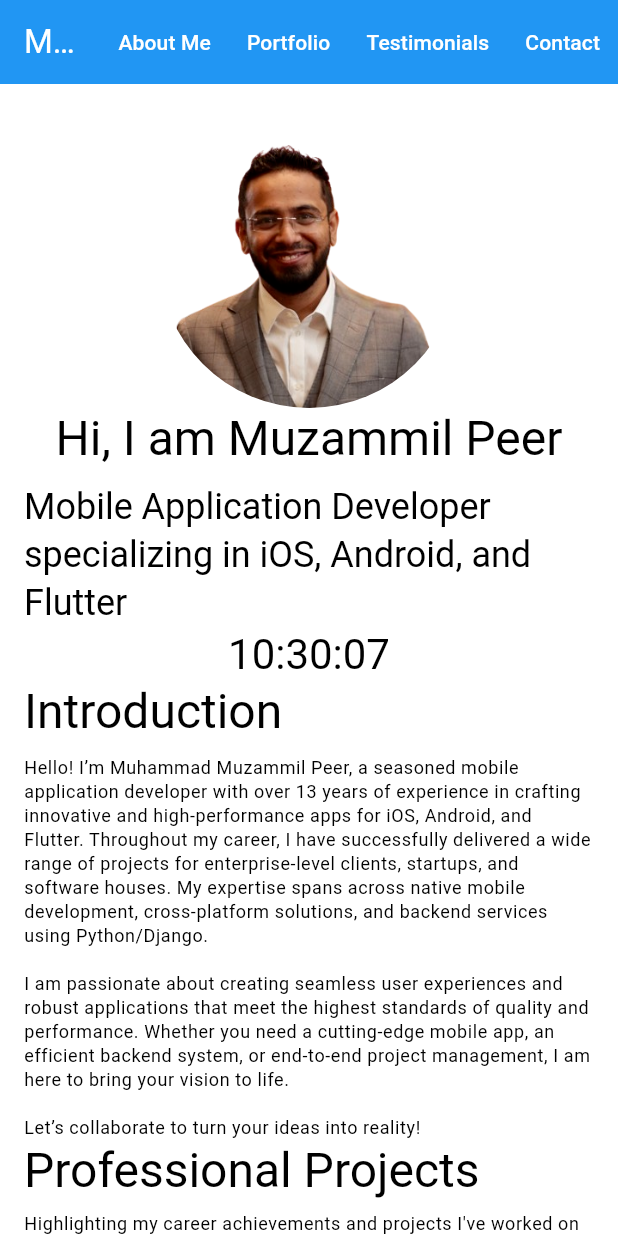
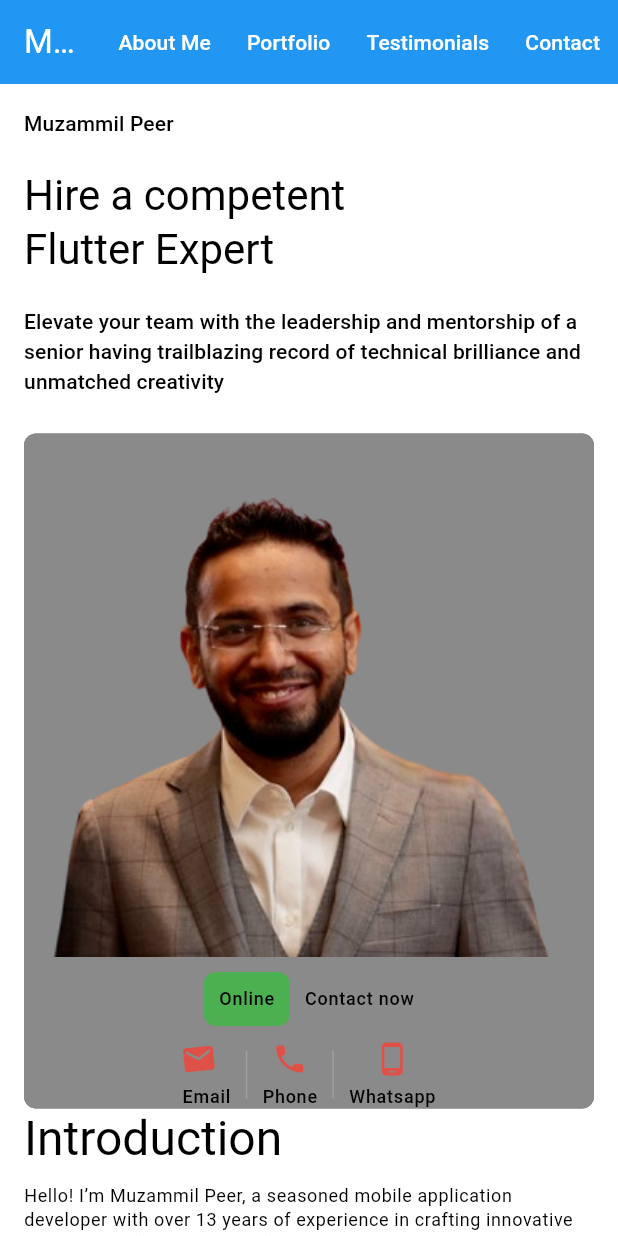
Before and after one commit to muzammilpeer/muzammilpeer_uk, a Flutter app: the screen it shows after launch, on a phone screen of 412 x 824 dp. Run offline on Flutter 3.47's test engine with Material 3 defaults, Android fonts, the phone set to English and light mode, and no system bars; our stand-ins replace carousel_slider; missing offline and left inert: webviewx_plus.

Commit message:
latest code push

```diff
--- a/muzammilpeer/lib/portfolio_page.dart
+++ b/muzammilpeer/lib/portfolio_page.dart
@@ -1,11 +1,14 @@
 import 'package:flutter/cupertino.dart';
 import 'package:flutter/material.dart';
+import 'package:flutter/rendering.dart';
 import 'package:flutter/widgets.dart';
-import 'package:muzammilpeer/project_gallery_page.dart';
-import 'package:muzammilpeer/widgets/current_time_widget.dart';
 import 'package:muzammilpeer/widgets/process_section_widget.dart';
 import 'package:muzammilpeer/widgets/projects_section_widget.dart';
+import 'package:muzammilpeer/widgets/ring_animation_widget.dart';
 import 'package:muzammilpeer/widgets/services_section_widget.dart';
+import 'package:muzammilpeer/widgets/text_switcher.dart';
+import 'package:muzammilpeer/widgets/web_page_stats_widget.dart';
+import 'package:url_launcher/url_launcher.dart';
 
 class PortfolioPage extends StatelessWidget {
   final ScrollController _scrollController = ScrollController();
@@ -68,6 +71,7 @@ class PortfolioPage extends StatelessWidget {
               // _buildTestimonialsSection(),
               // _buildContactSection(),
               // _buildFooter(),
+              WebPageStatsWidget(),
             ],
           ),
         ),
@@ -108,43 +112,172 @@ class PortfolioPage extends StatelessWidget {
       context,
       [
         Container(
-          width: 200,
-          decoration: BoxDecoration(
-            shape: BoxShape.circle,
-            boxShadow: [
-              BoxShadow(
-                color: Colors.white54,
-                blurRadius: 50.0,
-                spreadRadius: 10.0,
-              )
+          // width: 300,
+          child: Column(
+            crossAxisAlignment: CrossAxisAlignment.start,
+            children: [
+              Text('Muzammil Peer', style: _textTheme.labelLarge),
+              SizedBox(
+                width: 20,
+                height: 20,
+              ),
+              Text('Hire a competent',
+                  softWrap: true, style: _textTheme.headlineMedium),
+              TextSwitcher(),
+              SizedBox(
+                width: 20,
+                height: 20,
+              ),
+              Text(
+                  'Elevate your team with the leadership and mentorship of a senior having trailblazing record of technical brilliance and unmatched creativity',
+                  softWrap: true,
+                  style: _textTheme.labelLarge),
             ],
-          ),
-          child: CircleAvatar(
-            backgroundColor: Colors.white,
-            backgroundImage:
-                AssetImage("assets/images/muzammilpeer_portfolio.png"),
-            radius: 100,
           ),
         ),
         SizedBox(
           width: 25,
+          height: 25,
         ),
         Container(
+          // width: 200,
+          decoration: BoxDecoration(
+            shape: BoxShape.rectangle,
+            color: Colors.white54,
+            borderRadius: BorderRadius.circular(8),
+            boxShadow: [
+              BoxShadow(
+                  // color: Colors.white54,
+                  )
+            ],
+          ),
           child: Column(
             children: [
-              Text('Hi, I am Muzammil Peer', style: _textTheme.headlineLarge),
-              SizedBox(height: 10),
-              Text(
-                  'Mobile Application Developer specializing in iOS, Android, and Flutter',
-                  softWrap: true,
-                  style: _textTheme.headlineSmall),
+              Image.asset("assets/images/muzammilpeer_portfolio.png"),
               SizedBox(
-                width: 25,
+                height: 10,
               ),
-              CurrentTimeWidget()
+              Row(
+                mainAxisAlignment: MainAxisAlignment.center,
+                children: [
+                  Container(
+                      padding: EdgeInsets.all(10),
+                      decoration: BoxDecoration(
+                        shape: BoxShape.rectangle,
+                        color: Colors.green,
+                        borderRadius: BorderRadius.circular(8),
+                      ),
+                      child: Text('Online', style: _textTheme.labelMedium)),
+                  SizedBox(
+                    width: 10,
+                  ),
+                  Text('Contact now', style: _textTheme.labelMedium),
+                ],
+              ),
+              SizedBox(
+                height: 10,
+              ),
+              Row(
+                mainAxisAlignment: MainAxisAlignment.center,
+                children: [
+                  InkWell(
+                      onTap: () async {
+                        if (await launchUrl(
+                            Uri.parse("mailto:muzammilpeer987@gmail.com"),
+                            mode: LaunchMode.externalApplication)) {
+                          throw Exception('Could not launch ');
+                        }
+                      },
+                      child: Column(
+                        children: [
+                          RingAnimationWidget(
+                            child: Icon(Icons.email),
+                          ),
+                          SizedBox(
+                            height: 5,
+                          ),
+                          Text('Email', style: _textTheme.labelMedium),
+                        ],
+                      )),
+                  SizedBox(
+                    width: 10,
+                  ),
+                  Container(
+                    color: Colors.grey,
+                    height: 32,
+                    width: 1,
+                  ),
+                  SizedBox(
+                    width: 10,
+                  ),
+                  InkWell(
+                      onTap: () async {
+                        if (await launchUrl(Uri.parse("tel:+971561352219"),
+                            mode: LaunchMode.externalApplication)) {
+                          throw Exception('Could not launch ');
+                        }
+                      },
+                      child: Column(
+                        children: [
+                          Icon(Icons.phone),
+                          SizedBox(
+                            height: 5,
+                          ),
+                          Text('Phone', style: _textTheme.labelMedium),
+                        ],
+                      )),
+                  SizedBox(
+                    width: 10,
+                  ),
+                  Container(
+                    color: Colors.grey,
+                    height: 32,
+                    width: 1,
+                  ),
+                  SizedBox(
+                    width: 10,
+                  ),
+                  InkWell(
+                      onTap: () async {
+                        if (await launchUrl(
+                            Uri.parse("https://wa.me/971561352219"),
+                            mode: LaunchMode.externalApplication)) {
+                          throw Exception('Could not launch ');
+                        }
+                      },
+                      child: Column(
+                        children: [
+                          Icon(Icons.phone_android),
+                          SizedBox(
+                            height: 5,
+                          ),
+                          Text('Whatsapp', style: _textTheme.labelMedium),
+                        ],
+                      )),
+                ],
+              ),
             ],
           ),
         ),
+        // Container(
+        //   width: 200,
+        //   decoration: BoxDecoration(
+        //     shape: BoxShape.circle,
+        //     boxShadow: [
+        //       BoxShadow(
+        //         color: Colors.white54,
+        //         blurRadius: 50.0,
+        //         spreadRadius: 10.0,
+        //       )
+        //     ],
+        //   ),
+        //   child: Container(
+        //     backgroundColor: Colors.white,
+        //     backgroundImage:
+        //         AssetImage("assets/images/muzammilpeer_portfolio.png"),
+        //     radius: 100,
+        //   ),
+        // ),
       ],
     );
   }
@@ -158,7 +291,7 @@ class PortfolioPage extends StatelessWidget {
         Text('Introduction', style: _textTheme.headlineLarge),
         SizedBox(height: 10),
         Text(
-          "Hello! I’m Muhammad Muzammil Peer, a seasoned mobile application developer with over 13 years of experience in crafting innovative and high-performance apps for iOS, Android, and Flutter. Throughout my career, I have successfully delivered a wide range of projects for enterprise-level clients, startups, and software houses. My expertise spans across native mobile development, cross-platform solutions, and backend services using Python/Django."
+          "Hello! I’m Muzammil Peer, a seasoned mobile application developer with over 13 years of experience in crafting innovative and high-performance apps for iOS, Android, and Flutter. Throughout my career, I have successfully delivered a wide range of projects for enterprise-level clients, startups, and software houses. My expertise spans across native mobile development, cross-platform solutions, and backend services using Python/Django."
           "\n\n"
           "I am passionate about creating seamless user experiences and robust applications that meet the highest standards of quality and performance. Whether you need a cutting-edge mobile app, an efficient backend system, or end-to-end project management, I am here to bring your vision to life."
           "\n\n"
@@ -181,7 +314,7 @@ class PortfolioPage extends StatelessWidget {
               style: TextStyle(fontSize: 22, fontWeight: FontWeight.bold)),
           SizedBox(height: 10),
           Text(
-              "I am Muhammad Muzammil Peer, a dedicated and detail-oriented mobile application developer with over 13 years of experience in the technology sector. My professional journey began with a passion for coding and has evolved into a robust career focused on developing innovative mobile solutions for diverse clients."
+              "I am Muzammil Peer, a dedicated and detail-oriented mobile application developer with over 13 years of experience in the technology sector. My professional journey began with a passion for coding and has evolved into a robust career focused on developing innovative mobile solutions for diverse clients."
               "\n\n"
               "Throughout my career, I have honed my skills in iOS, Android, and Flutter development, delivering high-quality apps that are both user-friendly and performance-driven. I have worked with renowned companies such as Democrance and Etisalat, where I led key projects, managed teams, and consistently met project deadlines."),
           // Add more content here
@@ -289,18 +422,20 @@ class PortfolioPage extends StatelessWidget {
           SizedBox(height: 10),
           Text(
               "Leveraging these skills, I am equipped to deliver high-quality, scalable, and innovative mobile solutions tailored to meet the unique needs of clients."),
-          _buildSkillsCard(context, _frontendSkills, "Front Development"),
-          _buildSkillsCard(context, _backendSkills, "Backend Development"),
+          _buildSkillsCard(context, _frontendSkills, "Front Development", 160),
+          _buildSkillsCard(context, _backendSkills, "Backend Development", 210),
         ],
       ),
     );
   }
 
-  Widget _buildSkillsCard(context, skillsContent, sectionName) {
+  Widget _buildSkillsCard(
+      context, skillsContent, sectionName, double containerHeight) {
     TextTheme _textTheme = Theme.of(context).textTheme;
 
     return Container(
-      height: 150,
+      height: containerHeight,
+      // width: MediaQuery.sizeOf(context).width - 40,
       padding: EdgeInsets.all(10),
       margin: EdgeInsets.all(10),
       decoration: BoxDecoration(
@@ -322,16 +457,21 @@ class PortfolioPage extends StatelessWidget {
             color: Colors.grey,
             height: 2,
           ),
-          Flexible(
+          SingleChildScrollView(
+            scrollDirection: Axis.horizontal,
             child: Container(
-              child: ListView.builder(
-                shrinkWrap: true,
-                scrollDirection: Axis.horizontal,
-                physics: NeverScrollableScrollPhysics(),
-                itemCount: skillsContent.length,
-                itemBuilder: (context, index) {
-                  var mycontent = skillsContent[index];
-                  return Padding(
+              // width: MediaQuery.sizeOf(context).width+50,
+
+              child: Row(
+                children: skillsContent.map<Widget>((mycontent) {
+                  // ListView.builder(
+                  //   shrinkWrap: true,
+                  //   scrollDirection: Axis.horizontal,
+                  //   physics: NeverScrollableScrollPhysics(),
+                  //   itemCount: skillsContent.length,
+                  //   itemBuilder: (context, index) {
+                  //     var mycontent = skillsContent[index];
+                  return Container(
                     padding: const EdgeInsets.all(8.0),
                     child: Column(
                       children: [
@@ -340,12 +480,15 @@ class PortfolioPage extends StatelessWidget {
                           width: 50,
                           height: 50,
                         ),
+                        SizedBox(
+                          height: 10,
+                        ),
                         Text(mycontent["title"],
                             style: _textTheme.labelLarge?.copyWith())
                       ],
                     ),
                   );
-                },
+                }).toList(),
               ),
             ),
           ),
--- a/muzammilpeer/lib/project_gallery_page.dart
+++ b/muzammilpeer/lib/project_gallery_page.dart
@@ -195,19 +195,32 @@ class ProjectGalleryPage extends StatelessWidget {
               SizedBox(height: 10),
               if (screenshots.isNotEmpty)
                 Container(
-                  width: MediaQuery.sizeOf(context).width,
-                  // height: 300,
+                  height:300,
+                  // width: MediaQuery.sizeOf(context).width,
                   child: CarouselSlider(
                     options: CarouselOptions(
+                      initialPage: 1,
+                      viewportFraction: 0.5,
+                      disableCenter: true,
+                      enlargeFactor: 0.25,
+                      enableInfiniteScroll: true,
+                      scrollDirection: Axis.horizontal,
                       autoPlay: true,
                       aspectRatio: 2.0,
                       enlargeCenterPage: true,
                     ),
                     items: screenshots!.map((imagePath) {
-                      print(imagePath);
                       return Builder(
                         builder: (BuildContext context) {
-                          return Image.asset(imagePath);
+                          return ClipRRect(
+                            borderRadius: BorderRadius.circular(8),
+                            child: Image.asset(
+                              imagePath,
+                              // width: 200,
+                              // height: 300,
+                              fit: BoxFit.fitHeight,
+                            ),
+                          );
                         },
                       );
                     }).toList(),
--- /dev/null
+++ b/muzammilpeer/lib/widgets/ring_animation_widget.dart
@@ -0,0 +1,62 @@
+import 'package:flutter/material.dart';
+
+class RingAnimationWidget extends StatefulWidget {
+  final Widget child;
+
+  const RingAnimationWidget({Key? key, required this.child}) : super(key: key);
+
+  @override
+  _RingAnimationWidgetState createState() => _RingAnimationWidgetState();
+}
+
+class _RingAnimationWidgetState extends State<RingAnimationWidget>
+    with SingleTickerProviderStateMixin {
+  late AnimationController _controller;
+  late Animation<double> _shakeAnimation;
+  late Animation<double> _rotateAnimation;
+
+  @override
+  void initState() {
+    super.initState();
+    _controller = AnimationController(
+      duration: const Duration(milliseconds: 500),
+      vsync: this,
+    )..repeat(reverse: true);
+
+    _shakeAnimation = Tween(begin: -5.0, end: 5.0).animate(
+      CurvedAnimation(
+        parent: _controller,
+        curve: Curves.elasticIn,
+      ),
+    );
+
+    _rotateAnimation = Tween(begin: -0.1, end: 0.1).animate(
+      CurvedAnimation(
+        parent: _controller,
+        curve: Curves.elasticIn,
+      ),
+    );
+  }
+
+  @override
+  void dispose() {
+    _controller.dispose();
+    super.dispose();
+  }
+
+  @override
+  Widget build(BuildContext context) {
+    return AnimatedBuilder(
+      animation: _controller,
+      builder: (context, child) {
+        return Transform(
+          transform: Matrix4.translationValues(_shakeAnimation.value, 0, 0)
+            ..rotateZ(_rotateAnimation.value),
+          alignment: Alignment.center,
+          child: child,
+        );
+      },
+      child: widget.child,
+    );
+  }
+}
--- /dev/null
+++ b/muzammilpeer/lib/widgets/text_switcher.dart
@@ -0,0 +1,60 @@
+import 'package:flutter/material.dart';
+
+class TextSwitcher extends StatefulWidget {
+  @override
+  _TextSwitcherState createState() => _TextSwitcherState();
+}
+
+class _TextSwitcherState extends State<TextSwitcher> {
+  int _index = 0;
+  final List<String> _texts = [
+    'Engineering Lead ',
+    'Software Engineer',
+    'Mobile Developer ',
+    'Flutter Expert   ',
+  ];
+
+  @override
+  void initState() {
+    super.initState();
+    _startAnimation();
+  }
+
+  void _startAnimation() {
+    Future.delayed(Duration(seconds: 2), () {
+      setState(() {
+        _index = (_index + 1) % _texts.length;
+      });
+      _startAnimation();
+    });
+  }
+
+  @override
+  Widget build(BuildContext context) {
+    return LayoutBuilder(builder: (context, constraints) {
+      bool isWideScreen = constraints.maxWidth > 600;
+      return Column(
+        mainAxisAlignment: MainAxisAlignment.center,
+        children: [
+          AnimatedSwitcher(
+            duration: Duration(milliseconds: 500),
+            transitionBuilder: (Widget child, Animation<double> animation) {
+              return ScaleTransition(
+                scale: animation,
+                child: child,
+              );
+            },
+            child: Align(
+              alignment: isWideScreen ? Alignment.topLeft : Alignment.topLeft,
+              key: ValueKey<int>(_index),
+              child: Text(
+                _texts[_index],
+                style: Theme.of(context).textTheme.headlineMedium,
+              ),
+            ),
+          ),
+        ],
+      );
+    });
+  }
+}
--- /dev/null
+++ b/muzammilpeer/lib/widgets/web_page_stats_widget.dart
@@ -0,0 +1,27 @@
+import 'package:flutter/material.dart';
+import 'package:webviewx_plus/webviewx_plus.dart';
+
+class WebPageStatsWidget extends StatelessWidget {
+  @override
+  Widget build(BuildContext context) {
+    return Center(
+      child: WebViewX(
+        width: 200,
+        height: 200,
+        initialContent: '''<!DOCTYPE html>
+              <html lang="en">
+              <head>
+                  <meta charset="UTF-8">
+                  <meta name="viewport" content="width=device-width, initial-scale=1.0">
+                  <title>Elfsight Widget</title>
+                  <script src="https://static.elfsight.com/platform/platform.js" data-use-service-core defer></script>
+              </head>
+              <body>
+                  <div class="elfsight-app-e1c4addb-29af-42ad-b157-8662dd021ea3" data-elfsight-app-lazy></div>
+              </body>
+              </html>''',
+        initialSourceType: SourceType.html,
+      ),
+    );
+  }
+}
--- a/muzammilpeer/pubspec.yaml
+++ b/muzammilpeer/pubspec.yaml
@@ -38,6 +38,7 @@ dependencies:
   carousel_slider: ^4.2.1
   provider: ^6.1.2
   url_launcher: ^6.3.0
+  webviewx_plus: ^0.5.0
 
 
 dev_dependencies:
```
